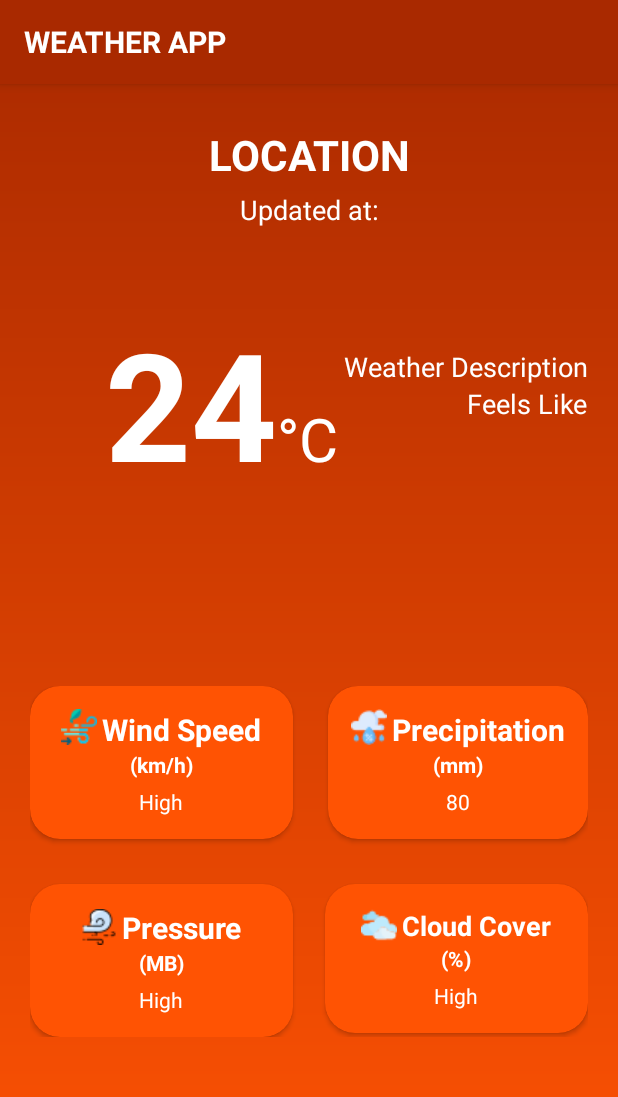
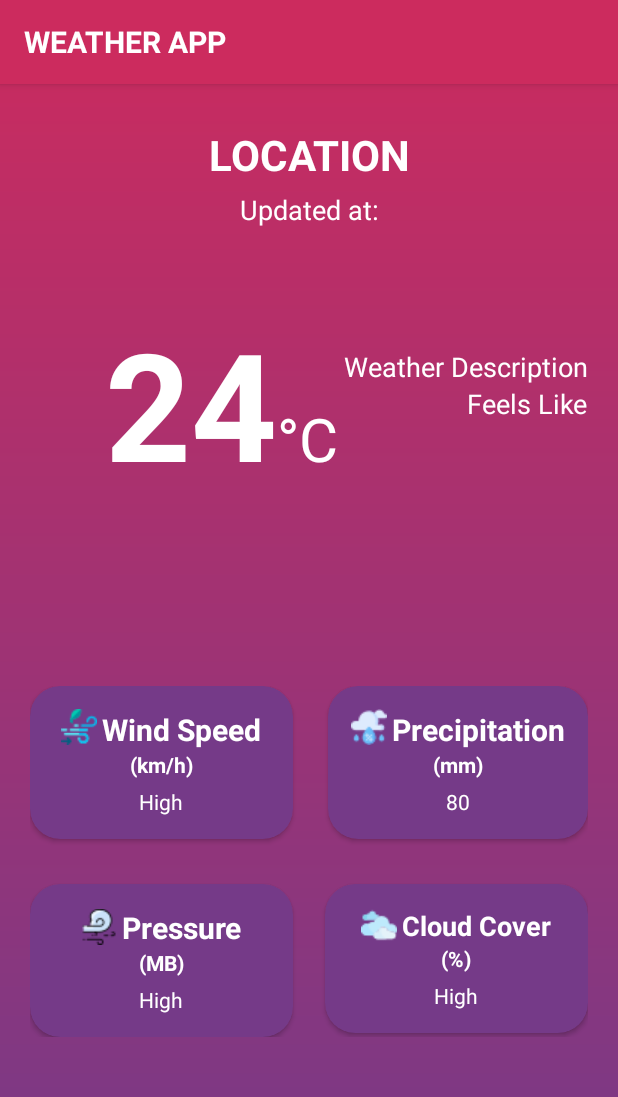
Before and after one commit to SarthakKl/Weather-App, an Android app: the layout activity_main.xml on its own in the app's theme, with its tools: preview values and no code run, on a phone screen of 412 x 824 dp. Shown: the top 1097 px of the screen. Run offline under Robolectric (Android 15) with nearby library versions, the phone set to English and light mode, and no system bars; network calls fail.

Commit message:
Finalizing app withs some Ui improvements.

```diff
--- a/app/src/main/res/values/colors.xml
+++ b/app/src/main/res/values/colors.xml
@@ -9,6 +9,6 @@
     <color name="white">#FFFFFFFF</color>
     <color name="transparent">#00000000</color>
 
-    <color name="startColor">#FF5303</color>
-    <color name="endColor">#A92900</color>
+    <color name="startColor">#753a88</color>
+    <color name="endColor">#cc2b5e</color>#753a88
 </resources>
```
